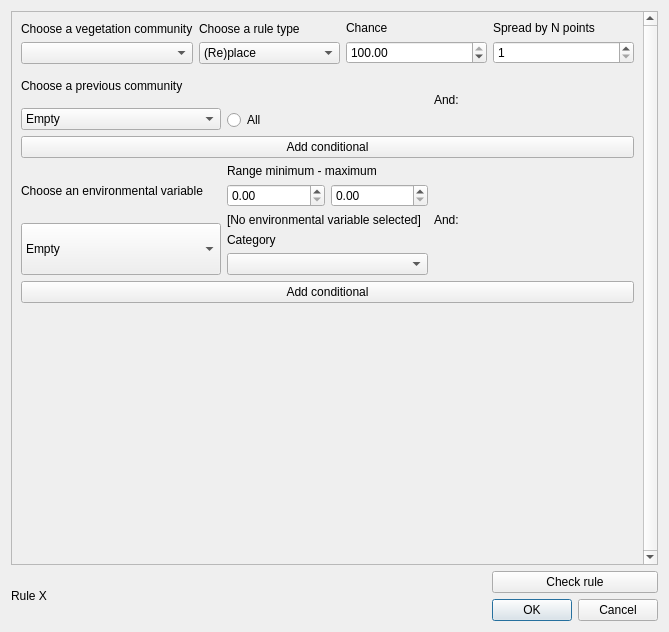
This is MSA_QGIS_dialog_popup_add_rule.ui in ThyavdBerg/MSA-Q as Qt 5 draws it before an edit. The edited form follows.
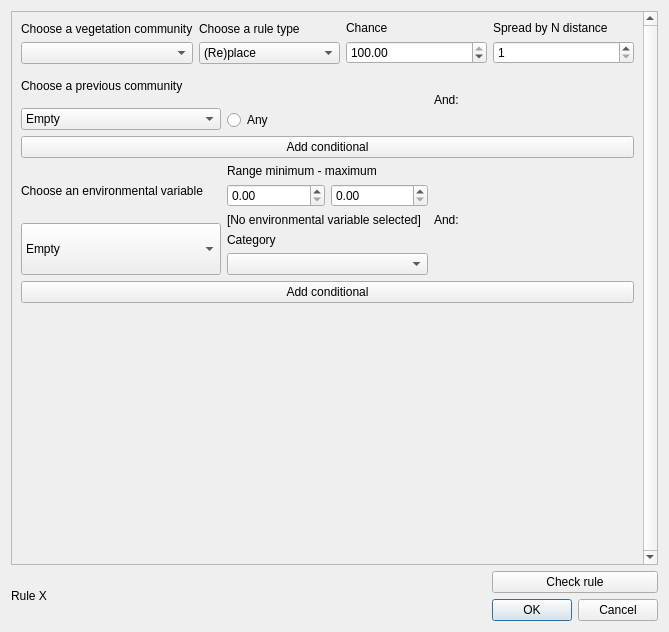
This is the edited form.

Commit message: Encroach now works with distance instead of number of points. Fixed bug: wrong assignment of start_point in subprocess.

```diff
--- a/MSA_QGIS_dialog_popup_add_rule.ui
+++ b/MSA_QGIS_dialog_popup_add_rule.ui
@@ -117,7 +117,7 @@
              <item>
               <widget class="QLabel" name="label_nOfPoints">
                <property name="text">
-                <string>Spread by N points</string>
+                <string>Spread by N distance</string>
                </property>
               </widget>
              </item>
@@ -175,7 +175,7 @@
              <item>
               <widget class="QRadioButton" name="radioButton_all">
                <property name="text">
-                <string>All</string>
+                <string>Any</string>
                </property>
               </widget>
              </item>
```
Left out of the diff: 9 changed lines with no effect on the pictures. The commit also changes 4 other files.
